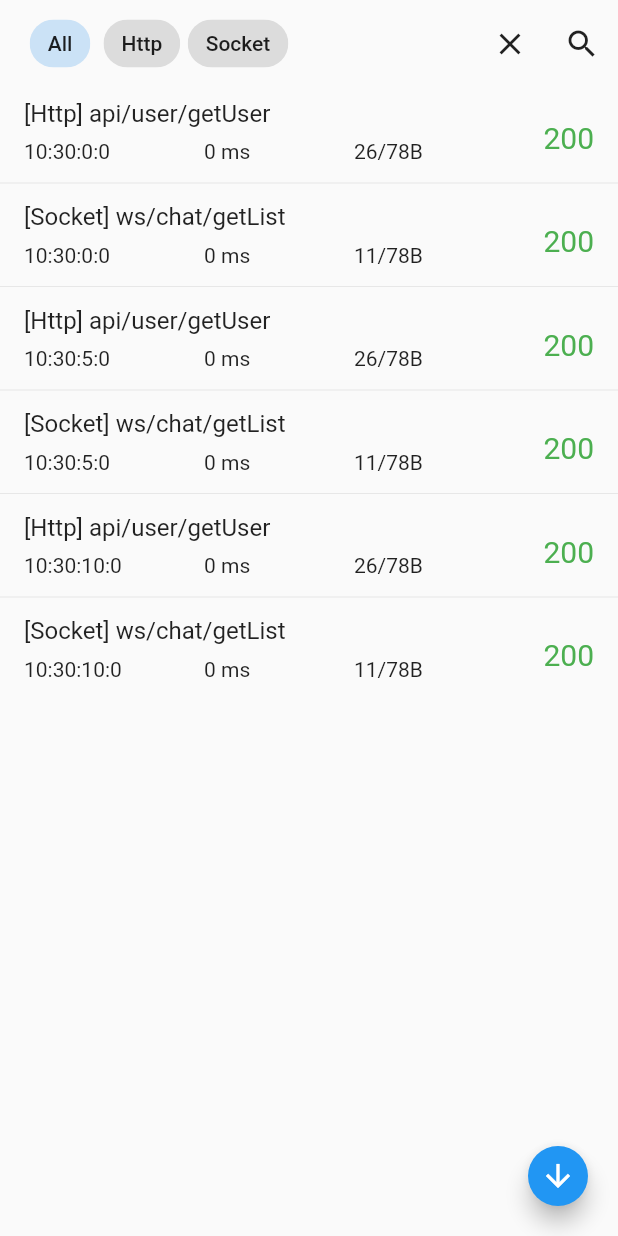
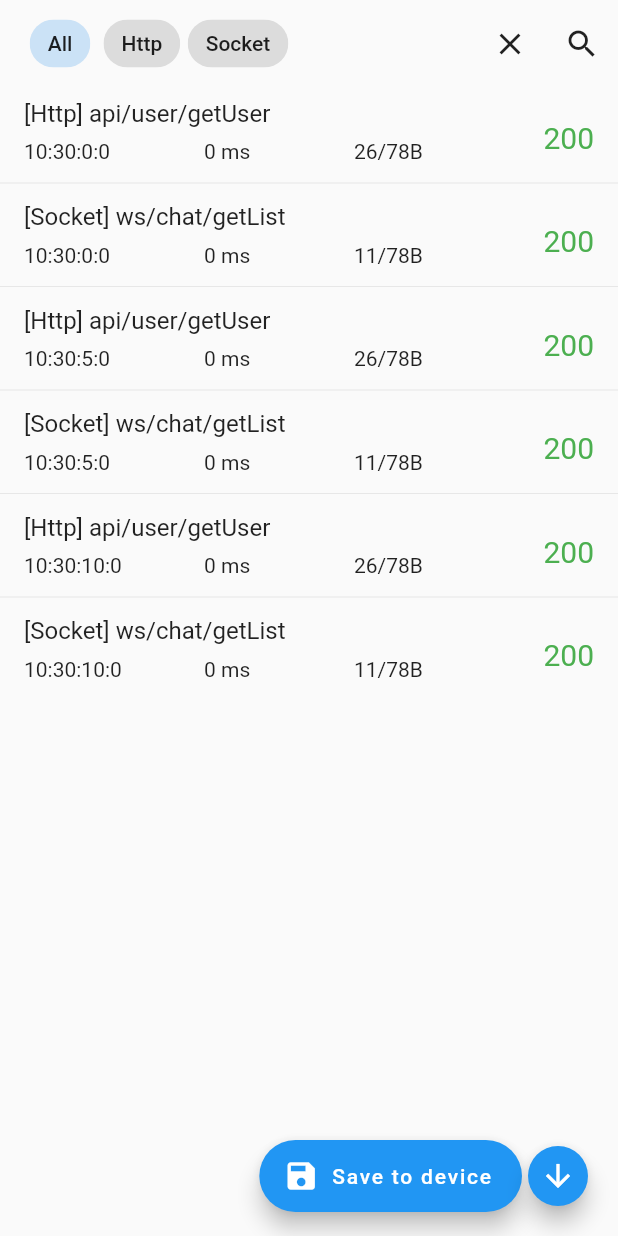
Before and after one commit to yungzhu/let_log, a Flutter app: the NetWidget screen opened directly, on a phone screen of 412 x 824 dp. Run offline on Flutter 3.47's test engine with Material 2 defaults, Android fonts, the phone set to English and light mode, and no system bars.

Commit message:
file save function added

```diff
--- a/lib/net_widget.dart
+++ b/lib/net_widget.dart
@@ -1,10 +1,15 @@
 part of let_log;
 
 class NetWidget extends StatefulWidget {
-  const NetWidget({Key? key}) : super(key: key);
-
+  const NetWidget({Key? key, this.onSavePressed}) : super(key: key);
+  final Function(List<_Log> logs)? onSavePressed;
   @override
   _NetWidgetState createState() => _NetWidgetState();
+  @override
+  void debugFillProperties(DiagnosticPropertiesBuilder properties) {
+    super.debugFillProperties(properties);
+    properties.add(ObjectFlagProperty<Function(List<_Log> logs)?>.has('onSavePressed', onSavePressed));
+  }
 }
 
 class _NetWidgetState extends State<NetWidget> {
@@ -82,7 +87,17 @@ class _NetWidgetState extends State<NetWidget> {
           ),
         ],
       ),
-      floatingActionButton: FloatingActionButton(
+      floatingActionButton: Row(
+        mainAxisAlignment: MainAxisAlignment.end,
+        children: [
+          FloatingActionButton.extended(
+            onPressed: () {
+              widget.onSavePressed!(_Log.list);
+            },
+            label: const Text("Save to device"),
+            icon: const Icon(Icons.save),
+          ),
+          FloatingActionButton(
             onPressed: () {
               if (_goDown) {
                 _scrollController!.animateTo(
@@ -104,6 +119,8 @@ class _NetWidgetState extends State<NetWidget> {
             child: Icon(
               _goDown ? Icons.arrow_downward : Icons.arrow_upward,
             ),
+          ),
+        ],
       ),
     );
   }
--- a/pubspec.yaml
+++ b/pubspec.yaml
@@ -9,6 +9,7 @@ environment:
 dependencies:
     flutter:
         sdk: flutter
+    path_provider: ^2.0.8
 
 # For information on the generic Dart part of this file, see the
 # following page: https://dart.dev/tools/pub/pubspec
```
Also changed, not shown: example/lib/main.dart (+6 -2 lines), lib/let_log.dart (+15 -3 lines), lib/log_widget.dart (+20 -3 lines), example/pubspec.lock, pubspec.lock. Lines whose indentation alone changed are shown as unchanged.
